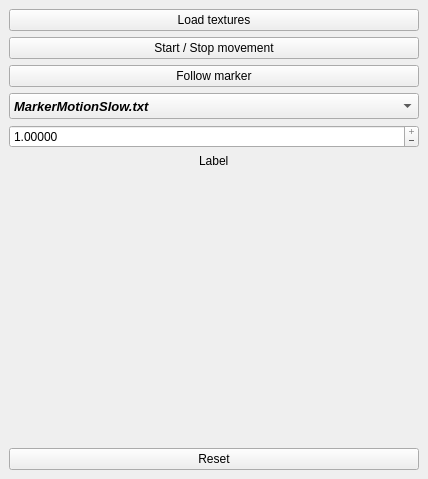
This is robotics/SamplePluginPA10/src/SamplePlugin.ui in MathiasThor/rovi_final as Qt 5 draws it before an edit. The edited form follows.
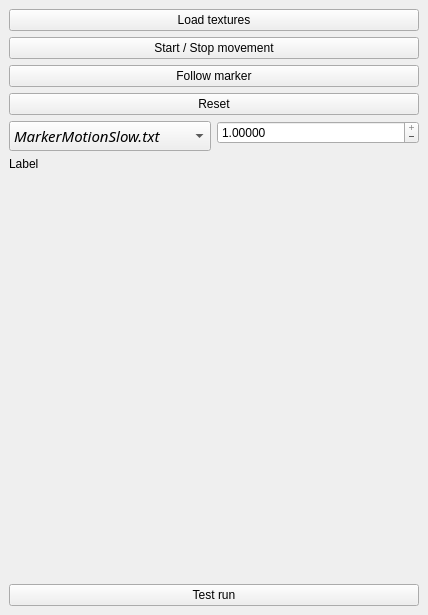
This is the edited form.

The edit to the form file:
```diff
--- a/robotics/SamplePluginPA10/src/SamplePlugin.ui
+++ b/robotics/SamplePluginPA10/src/SamplePlugin.ui
@@ -7,7 +7,7 @@
     <x>0</x>
     <y>0</y>
     <width>428</width>
-    <height>479</height>
+    <height>615</height>
    </rect>
   </property>
   <property name="windowTitle">
@@ -38,7 +38,19 @@
         </property>
        </widget>
       </item>
-      <item alignment="Qt::AlignTop">
+      <item>
+       <widget class="QPushButton" name="_resetSim">
+        <property name="text">
+         <string>Reset</string>
+        </property>
+       </widget>
+      </item>
+      <item>
+       <layout class="QFormLayout" name="formLayout_2">
+        <property name="fieldGrowthPolicy">
+         <enum>QFormLayout::AllNonFixedFieldsGrow</enum>
+        </property>
+        <item row="1" column="0">
        <widget class="QComboBox" name="_comboBox">
         <property name="minimumSize">
          <size>
@@ -48,10 +60,11 @@
         </property>
         <property name="font">
          <font>
-          <pointsize>10</pointsize>
-          <weight>75</weight>
+            <family>Waree</family>
+            <pointsize>11</pointsize>
+            <weight>50</weight>
           <italic>true</italic>
-          <bold>true</bold>
+            <bold>false</bold>
          </font>
         </property>
         <property name="maxVisibleItems">
@@ -74,7 +87,7 @@
         </item>
        </widget>
       </item>
-      <item>
+        <item row="1" column="1">
        <widget class="QDoubleSpinBox" name="_DT">
         <property name="buttonSymbols">
          <enum>QAbstractSpinBox::PlusMinus</enum>
@@ -99,7 +112,9 @@
         </property>
        </widget>
       </item>
-      <item alignment="Qt::AlignHCenter">
+       </layout>
+      </item>
+      <item>
        <widget class="QLabel" name="_label">
         <property name="text">
          <string>Label</string>
@@ -120,9 +135,9 @@
        </spacer>
       </item>
       <item>
-       <widget class="QPushButton" name="_resetSim">
+       <widget class="QPushButton" name="_testRun">
         <property name="text">
-         <string>Reset</string>
+         <string>Test run</string>
         </property>
        </widget>
       </item>
```
Lines whose indentation alone changed are shown as unchanged.
